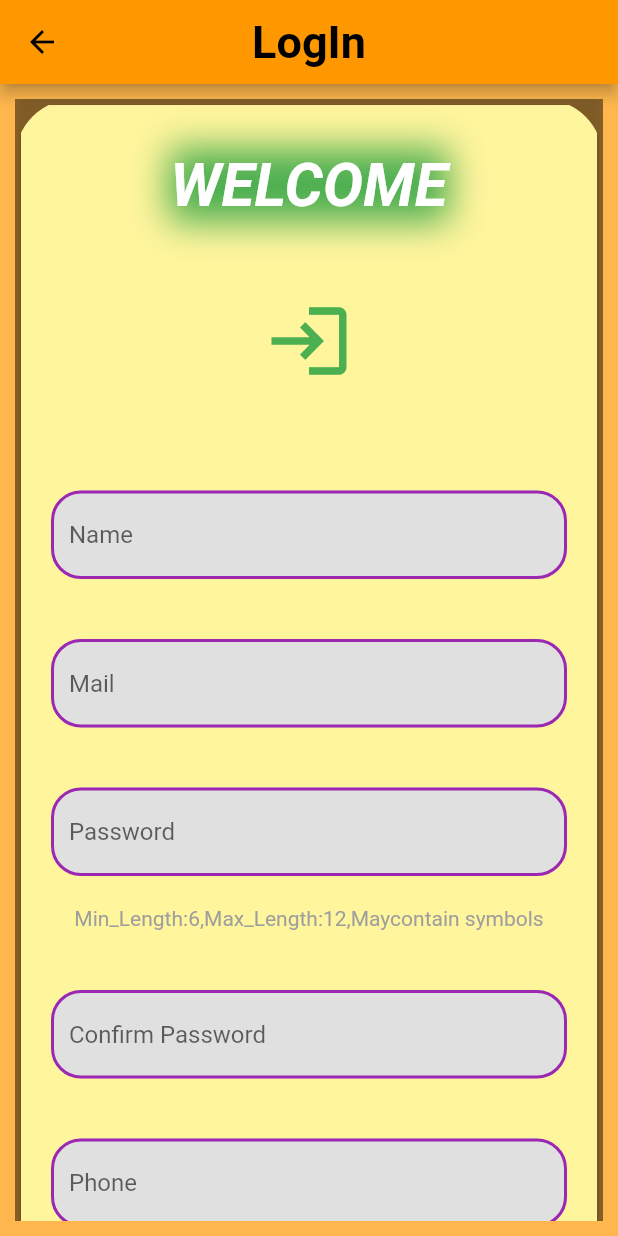
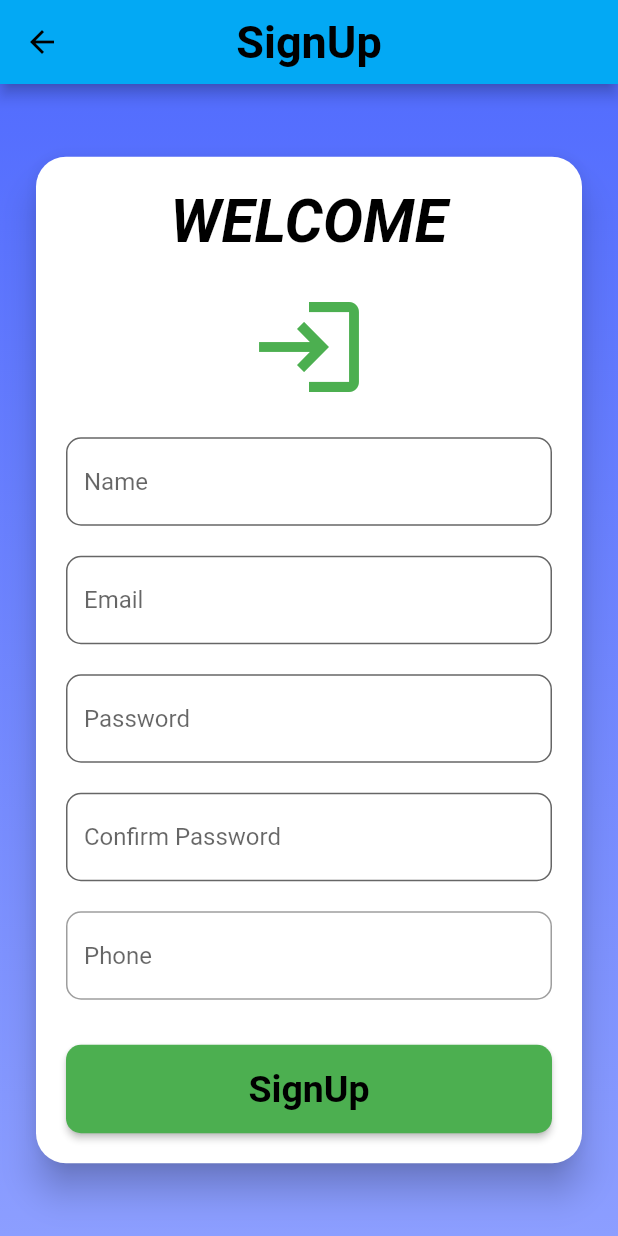
Before and after one commit to KarthikeyanM3011/LD_APP, a Flutter app: the SignUpPage screen opened directly, on a phone screen of 412 x 824 dp. Run offline on Flutter 3.47's test engine with Material 2 defaults, Android fonts, the phone set to English and light mode, and no system bars; our stand-ins replace email_validator, flutter_svg, flutter_tts, percent_indicator.

Commit message:
Design updated

```diff
--- a/ldapp_1/lib/pages/signup_page.dart
+++ b/ldapp_1/lib/pages/signup_page.dart
@@ -1,53 +1,61 @@
 import 'package:flutter/material.dart';
-import 'package:ldapp_1/pages/home_page.dart';
 import 'package:ldapp_1/pages/login_page.dart';
-import 'package:google_sign_in/google_sign_in.dart';
 import 'package:email_validator/email_validator.dart';
 
+class SignUpPage extends StatelessWidget {
+  TextEditingController _mailController = TextEditingController();
+  TextEditingController _nameController = TextEditingController();
+  TextEditingController _passController = TextEditingController();
+  TextEditingController _passController1 = TextEditingController();
+  TextEditingController _phController = TextEditingController();
 
+  void _passCheck(BuildContext context) {
+    final emailValid = EmailValidator.validate(_mailController.text);
+    final pass = _passController.text;
+    final pass1 = _passController1.text;
 
-class SignUpPage extends StatelessWidget {
-  // final dynamic email;
-  // SignUpPage({required this.email});
-
-  TextEditingController _mailcontroller =TextEditingController();
-  TextEditingController _namecontroller =TextEditingController();
-  TextEditingController _passcontroller =TextEditingController();
-  TextEditingController _passcontroller1 =TextEditingController();
-  TextEditingController _phcontroller =TextEditingController();
-
-  void passcheck(dynamic pass,dynamic pass1,dynamic email,BuildContext context){
-    final emailValid = EmailValidator.validate(email);
-    if(pass == pass1 && pass.length!=0 && pass.length>5 && pass.length<12){
-      if(emailValid)
-      Navigator.push(context, MaterialPageRoute(builder: (context) => LoginPage(),));
-      else{
-        showDialog(context: context,
-      builder: (BuildContext context){
+    if (pass == pass1 && pass.length >= 6 && pass.length <= 12) {
+      if (emailValid) {
+        Navigator.push(
+          context,
+          MaterialPageRoute(builder: (context) => LoginPage()),
+        );
+      } else {
+        showDialog(
+          context: context,
+          builder: (BuildContext context) {
             return AlertDialog(
               title: Text('Error'),
               content: Text('Check EMail'),
               actions: [
-            ElevatedButton(onPressed: () {Navigator.of(context).pop();}, child: Text('Ok',textAlign: TextAlign.center,),),
+                ElevatedButton(
+                  onPressed: () {
+                    Navigator.of(context).pop();
+                  },
+                  child: Text('Ok', textAlign: TextAlign.center),
+                ),
               ],
             );
-      }
+          },
         );
       }
-
-    }
-    else{
-      showDialog(context: context,
-      builder: (BuildContext context){
+    } else {
+      showDialog(
+        context: context,
+        builder: (BuildContext context) {
           return AlertDialog(
             title: Text('Error'),
             content: Text('Password do not match the Password requirements'),
             actions: [
-            ElevatedButton(onPressed: () {Navigator.of(context).pop();}, child: Text('Ok',textAlign: TextAlign.center,),),
+              ElevatedButton(
+                onPressed: () {
+                  Navigator.of(context).pop();
+                },
+                child: Text('Ok', textAlign: TextAlign.center),
+              ),
             ],
           );
         },
-
       );
     }
   }
@@ -56,181 +64,139 @@ class SignUpPage extends StatelessWidget {
   Widget build(BuildContext context) {
     return Scaffold(
       appBar: AppBar(
-        backgroundColor: Colors.orange,
+        backgroundColor: Colors.orange[0],
         centerTitle: true,
-        title: Text('LogIn',style: TextStyle(fontWeight: FontWeight.bold,fontSize: 30),),
+        title: Text(
+          'SignUp',
+          style: TextStyle(fontWeight: FontWeight.bold, fontSize: 30),
+        ),
       ),
       body: Container(
-        decoration: BoxDecoration(color: Colors.orange[300]),
+        height: double.infinity,
+        width: double.infinity,
+        decoration: BoxDecoration(
+          gradient: LinearGradient(
+            colors: [
+              Color(0xFF536DFE),
+              Color(0xFF8C9EFF),
+            ],
+            begin: Alignment.topCenter,
+            end: Alignment.bottomCenter,
+          ),
+        ),
         child: Center(
           child: Padding(
-            padding: const EdgeInsets.all(10),
+            padding: const EdgeInsets.all(20.0),
             child: SingleChildScrollView(
-              child: Container(
-                width: 420,
-                height: 850,
-                decoration: BoxDecoration(
-                  borderRadius: BorderRadius.circular(10),
-                  boxShadow: [
-                    BoxShadow(
-                    color: Colors.black.withOpacity(0.5),
-                    spreadRadius: 10.0,
-                    blurRadius: 10,
-
+              child: Card(
+                elevation: 10.0,
+                shape: RoundedRectangleBorder(
+                  borderRadius: BorderRadius.circular(20.0),
                 ),
-                  ]
-                ),
-                child: ClipRRect(
-                  borderRadius: BorderRadius.circular(40),
-                  child: Card(
-                    color: Colors.yellow[200],
+                child: Padding(
+                  padding: const EdgeInsets.all(20.0),
                   child: Column(
+                    crossAxisAlignment: CrossAxisAlignment.stretch,
                     children: [
-                        Padding(
-                          padding: const EdgeInsets.all(30.0),
-                          child: Container(
-                            decoration: BoxDecoration(
-                              boxShadow: [
-                                BoxShadow(
-                                  color: Colors.green,
-                                  blurRadius: 20.0,
-                                  spreadRadius: 1.0,
-                                ),
-                              ],
-                            ),
-                            child: Text('WELCOME',
+                      Text(
+                        'WELCOME',
                         textAlign: TextAlign.center,
                         style: TextStyle(
-                              color: Colors.white,
+                          color: Colors.black,
                           fontWeight: FontWeight.bold,
                           fontSize: 40,
                           fontStyle: FontStyle.italic,
-
+                        ),
+                      ),
+                      SizedBox(height: 20.0),
+                      Icon(
+                        Icons.login,
+                        size: 80,
+                        color: Colors.green,
+                      ),
+                      SizedBox(height: 20.0),
+                      TextField(
+                        controller: _nameController,
+                        decoration: InputDecoration(
+                          filled: true,
+                          fillColor: Colors.white,
+                          hintText: 'Name',
+                          border: OutlineInputBorder(
+                            borderRadius: BorderRadius.circular(10.0),
                           ),
                         ),
                       ),
-                        ),
-                        Container(
-                          width: double.infinity,
-                          height: 100,
-                          child: Icon(Icons.login,size: 60,color: Colors.green,),
-                        ),
-                        SizedBox(
-                          height: 30,
-                        ),
-
-                        Padding(
-                          padding: const EdgeInsets.all(20.0),
-                          child: Container(
-                            width: 350,
-                            child: TextField(
-                              controller: _namecontroller,
+                      SizedBox(height: 20.0),
+                      TextField(
+                        controller: _mailController,
                         decoration: InputDecoration(
                           filled: true,
-                                fillColor: Colors.grey[300],
-                                hintText: 'Name',
-                                border: OutlineInputBorder(),
-                                enabledBorder: OutlineInputBorder(borderSide: BorderSide(color: Colors.purple,width: 2),borderRadius: BorderRadius.circular(20)),
+                          fillColor: Colors.white,
+                          hintText: 'Email',
+                          border: OutlineInputBorder(
+                            borderRadius: BorderRadius.circular(10.0),
                           ),
                         ),
                       ),
-                        ),
-
-                        Padding(
-                          padding: const EdgeInsets.all(20.0),
-                          child: Container(
-                            width: 350,
-                            child: TextField(
-                              controller: _mailcontroller,
+                      SizedBox(height: 20.0),
+                      TextField(
+                        controller: _passController,
+                        obscureText: true,
                         decoration: InputDecoration(
+                          hintText: 'Password',
                           filled: true,
-                                fillColor: Colors.grey[300],
-                                hintText: 'Mail',
-                                border: OutlineInputBorder(),
-                                enabledBorder: OutlineInputBorder(borderSide: BorderSide(color: Colors.purple,width: 2),borderRadius: BorderRadius.circular(20)),
+                          fillColor: Colors.white,
+                          border: OutlineInputBorder(
+                            borderRadius: BorderRadius.circular(10.0),
                           ),
                         ),
                       ),
-                        ),
-
-                        Column(
-                          children: [
-                            Padding(
-                              padding: const EdgeInsets.all(20.0),
-                              child: Container(
-                                width: 350,
-                                child: TextField(
+                      SizedBox(height: 20.0),
+                      TextField(
+                        controller: _passController1,
                         obscureText: true,
-                                  controller: _passcontroller,
                         decoration: InputDecoration(
+                          hintText: 'Confirm Password',
                           filled: true,
-                                    fillColor: Colors.grey[300],
-                                    hintText: 'Password',
-                                    border: OutlineInputBorder(),
-                                    enabledBorder: OutlineInputBorder(borderSide: BorderSide(color: Colors.purple,width: 2),borderRadius: BorderRadius.circular(20)),
+                          fillColor: Colors.white,
+                          border: OutlineInputBorder(
+                            borderRadius: BorderRadius.circular(10.0),
                           ),
                         ),
                       ),
-                            ),
-                            Text('Min_Length:6,Max_Length:12,Maycontain symbols',textAlign: TextAlign.center,style: TextStyle(color: Colors.grey,),)
-                          ],
-                        ),
-                        SizedBox(
-                          height: 20,
-                        ),
-
-                        Padding(
-                          padding: const EdgeInsets.all(20.0),
-                          child: Container(
-                            width: 350,
-                            child: TextField(
-                              obscureText: true,
-                              controller: _passcontroller1,
+                      SizedBox(height: 20.0),
+                      TextField(
+                        controller: _phController,
                         decoration: InputDecoration(
-                                filled: true,
-                                fillColor: Colors.grey[300],
-                                hintText: 'Confirm Password',
-                                border: OutlineInputBorder(),
-                                enabledBorder: OutlineInputBorder(borderSide: BorderSide(color: Colors.purple,width: 2),borderRadius: BorderRadius.circular(20)),
+                          hintText: 'Phone',
+                          border: OutlineInputBorder(
+                            borderRadius: BorderRadius.circular(10.0),
                           ),
                         ),
                       ),
+                      SizedBox(height: 30.0),
+                      ElevatedButton(
+                        onPressed: () {
+                          _passCheck(context);
+                        },
+                        style: ElevatedButton.styleFrom(
+                          primary: Colors.green,
+                          shape: RoundedRectangleBorder(
+                            borderRadius: BorderRadius.circular(10.0),
                           ),
-
-                        Padding(
-                          padding: const EdgeInsets.all(20.0),
-                          child: Container(
-                            width: 350,
-                            child: TextField(
-                              controller: _phcontroller,
-                              decoration: InputDecoration(
-                                filled: true,
-                                fillColor: Colors.grey[300],
-                                hintText: 'Phone',
-                                border: OutlineInputBorder(),
-                                enabledBorder: OutlineInputBorder(borderSide: BorderSide(color: Colors.purple,width: 2),borderRadius: BorderRadius.circular(20),),
+                          padding: EdgeInsets.symmetric(vertical: 15.0),
+                        ),
+                        child: Text(
+                          'SignUp',
+                          textAlign: TextAlign.center,
+                          style: TextStyle(
+                            fontWeight: FontWeight.bold,
+                            fontSize: 25,
+                            color: Colors.black,
                           ),
                         ),
                       ),
-                        ),
-
-
-
-
-                          ElevatedButton(
-                           onPressed:() { passcheck(_passcontroller.text,_passcontroller1.text,_mailcontroller.text,context);},
-                           child: Text('SignUp',
-                           textAlign: TextAlign.center,
-                           style: TextStyle(
-                            fontWeight: FontWeight.bold,
-                            fontSize: 30,
-                            fontStyle: FontStyle.italic,
-                            color: Colors.white,
-                           ),
-                           ),)
-
                     ],
-                          ),
                   ),
                 ),
               ),
```
Lines whose indentation alone changed are shown as unchanged.
